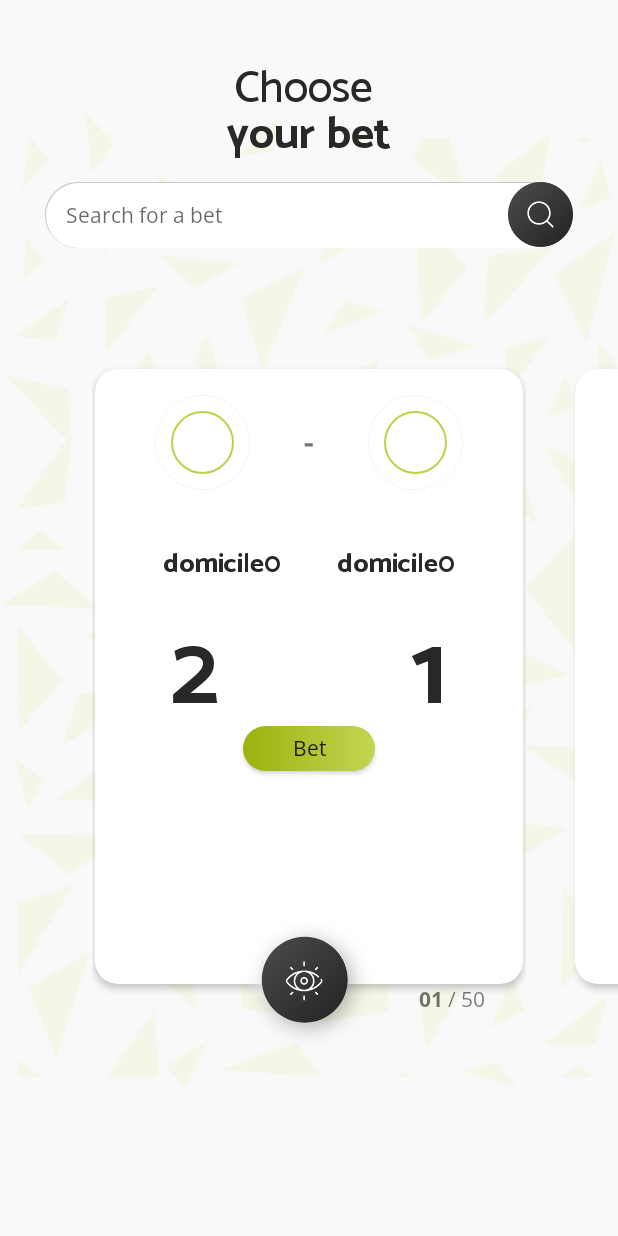
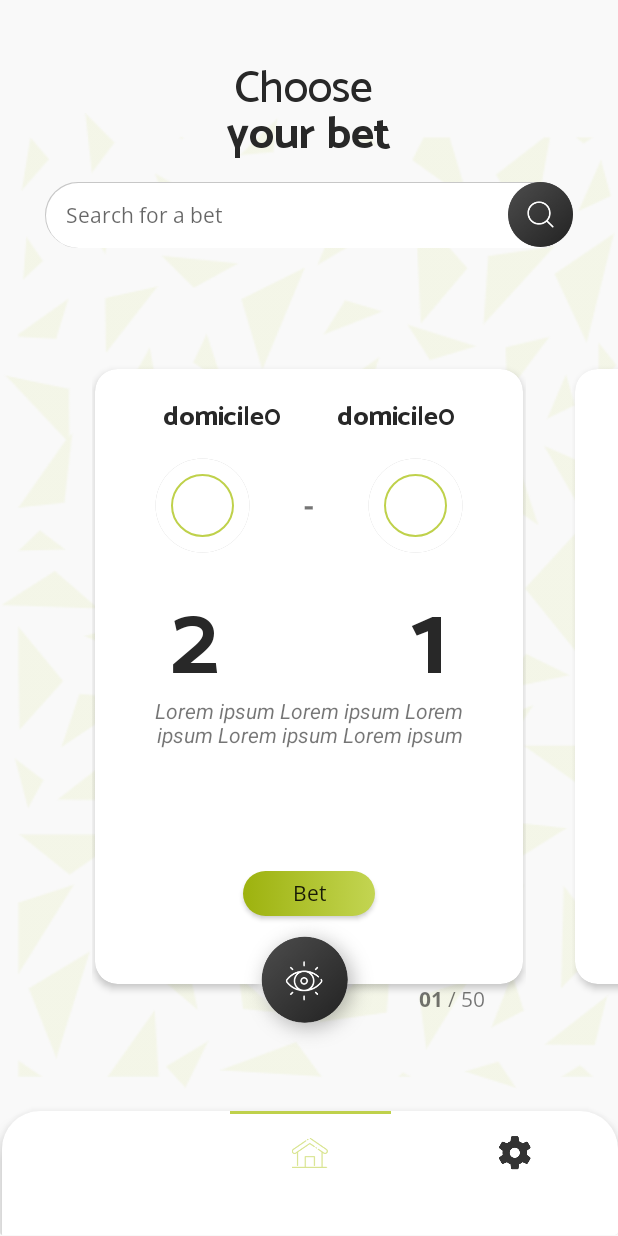
Before and after one commit to mbdsp7-Lova-Tokiniaina-Mamitiana/Android, an Android app: the screen it shows after launch (PariActvity), on a phone screen of 412 x 824 dp. Run offline under Robolectric (Android 15) with nearby library versions, the light colour scheme and no system bars; our stand-ins replace Firebase (no records; nobody signed in at launch, a user with empty details on screens opened directly); libraries missing offline, so code that uses them is left out: jp.wasabeef.blurry; pictures from the network do not load.

Commit message:
bottom nav vie

```diff
--- a/app/src/main/java/com/example/etu000603_android/ui/pari/PariActvity.java
+++ b/app/src/main/java/com/example/etu000603_android/ui/pari/PariActvity.java
@@ -98,6 +98,8 @@ public class PariActvity extends ActivityWithNavigation {
         });
 
         this.configureSearchView();
+        this.configureBottomNavigationView(R.id.action_home);
+        this.configureDrawer();
         configureDrawer();
         configureDrawerInformation();
         configureSpinnerLanguage();
--- a/app/src/main/res/layout/activity_search_society.xml
+++ b/app/src/main/res/layout/activity_search_society.xml
@@ -149,14 +149,8 @@
                 app:cardElevation="0dp"
                 android:layout_weight="0.45"
                 android:layout_height="0dp">
-                <LinearLayout
-                    android:layout_marginTop="10dp"
-                    android:gravity="center_horizontal"
-                    android:layout_width="match_parent"
-                    android:orientation="vertical"
-                    android:paddingLeft="40dp"
-                    android:paddingRight="40dp"
-                    android:layout_height="match_parent"/>
+                <include
+                    layout="@layout/bottom_navigation" />
             </androidx.cardview.widget.CardView>
 
         </LinearLayout>
--- /dev/null
+++ b/app/src/main/res/layout/bottom_navigation.xml
@@ -0,0 +1,38 @@
+<?xml version="1.0" encoding="utf-8"?>
+<RelativeLayout xmlns:android="http://schemas.android.com/apk/res/android"
+    android:layout_width="match_parent"
+    android:layout_height="match_parent"
+    xmlns:app="http://schemas.android.com/apk/res-auto">
+    <com.google.android.material.bottomnavigation.BottomNavigationView
+
+        android:id="@+id/bottomNavigationView"
+        android:layout_width="match_parent"
+        android:layout_height="wrap_content"
+        android:layout_marginLeft="1dp"
+        android:layout_marginRight="1dp"
+        android:layout_marginStart="1dp"
+        android:gravity="top"
+        android:elevation="50dp"
+        android:background="@drawable/border_bottom"
+        android:layout_alignParentBottom="true"
+        app:labelVisibilityMode="unlabeled"
+        app:itemBackground="@drawable/navigation_background_black"
+        app:itemIconTint="@drawable/bottom_navigation_colors"
+
+
+        app:menu="@menu/navigation_items"/>
+    <ImageView
+
+        android:id="@+id/image_tiers"
+        android:layout_width="50dp"
+        android:layout_height="50dp"
+        android:layout_marginLeft="38dp"
+        android:layout_marginBottom="20dp"
+        android:elevation="100dp"
+        android:layout_marginTop="3dp"
+        android:layout_alignParentBottom="true"
+        android:scaleType="fitCenter"
+        >
+
+    </ImageView>
+</RelativeLayout>
--- a/app/src/main/res/layout/pari_item.xml
+++ b/app/src/main/res/layout/pari_item.xml
@@ -27,6 +27,44 @@
             android:paddingStart="35dp"
             android:paddingEnd="35dp"
             android:orientation="vertical">
+
+
+            <RelativeLayout
+                android:paddingLeft="10dp"
+                android:paddingRight="10dp"
+                android:layout_width="match_parent"
+                android:layout_height="wrap_content">
+                <TextView
+                    android:gravity="center"
+                    android:id="@+id/text_equipe1"
+                    android:layout_width="wrap_content"
+
+                    android:textSize="18sp"
+                    android:textColor="@color/colorBlack2"
+                    android:fontFamily="@font/mosk_bold_700"
+                    android:layout_marginTop="20dp"
+                    android:layout_height="wrap_content"
+                    android:layout_alignParentLeft="true"
+                    android:text="Equipe">
+
+                </TextView>
+
+
+                <TextView
+                    android:gravity="center"
+                    android:id="@+id/text_equipe2"
+                    android:layout_width="wrap_content"
+
+                    android:textSize="18sp"
+                    android:textColor="@color/colorBlack2"
+                    android:fontFamily="@font/mosk_bold_700"
+                    android:layout_marginTop="20dp"
+                    android:layout_height="wrap_content"
+                    android:layout_alignParentRight="true"
+                    android:text="Equipe">
+
+                </TextView>
+            </RelativeLayout>
             <RelativeLayout
                 android:layout_width="match_parent"
                 android:layout_height="wrap_content">
@@ -84,43 +122,6 @@
 
                 </androidx.cardview.widget.CardView>
             </RelativeLayout>
-
-            <RelativeLayout
-                android:paddingLeft="10dp"
-                android:paddingRight="10dp"
-                android:layout_width="match_parent"
-                android:layout_height="wrap_content">
-                <TextView
-                    android:gravity="center"
-                    android:id="@+id/text_equipe1"
-                    android:layout_width="wrap_content"
-
-                    android:textSize="18sp"
-                    android:textColor="@color/colorBlack2"
-                    android:fontFamily="@font/mosk_bold_700"
-                    android:layout_marginTop="20dp"
-                    android:layout_height="wrap_content"
-                    android:layout_alignParentLeft="true"
-                    android:text="Equipe">
-
-                </TextView>
-
-
-                <TextView
-                    android:gravity="center"
-                    android:id="@+id/text_equipe2"
-                    android:layout_width="wrap_content"
-
-                    android:textSize="18sp"
-                    android:textColor="@color/colorBlack2"
-                    android:fontFamily="@font/mosk_bold_700"
-                    android:layout_marginTop="20dp"
-                    android:layout_height="wrap_content"
-                    android:layout_alignParentRight="true"
-                    android:text="Equipe">
-
-                </TextView>
-            </RelativeLayout>
             <RelativeLayout
                 android:paddingLeft="15dp"
                 android:paddingRight="15dp"
@@ -134,7 +135,7 @@
                     android:textSize="66dp"
                     android:textColor="@color/colorBlack2"
                     android:fontFamily="@font/mosk_bold_700"
-                    android:layout_marginTop="20dp"
+
                     android:layout_height="wrap_content"
                     android:layout_alignParentLeft="true"
                     android:text="2">
@@ -150,13 +151,24 @@
                     android:textSize="66dp"
                     android:textColor="@color/colorBlack2"
                     android:fontFamily="@font/mosk_bold_700"
-                    android:layout_marginTop="20dp"
+
                     android:layout_height="wrap_content"
                     android:layout_alignParentRight="true"
                     android:text="1">
 
                 </TextView>
             </RelativeLayout>
+            <TextView
+                android:layout_width="match_parent"
+                android:layout_height="36dp"
+
+                android:gravity="center"
+                android:text="Lorem ipsum Lorem ipsum Lorem ipsum Lorem ipsum Lorem ipsum Lorem ipsum Lorem ipsum Lorem ipsum Lorem ipsum Lorem ipsum Lorem ipsum Lorem ipsum"
+                android:textStyle="italic"
+                />
+            <RelativeLayout
+                android:layout_width="match_parent"
+                android:layout_height="match_parent">
                 <Button
 
                     android:elevation="25dp"
@@ -164,7 +176,9 @@
                     android:layout_width="wrap_content"
                     android:layout_height="30dp"
                     android:layout_gravity="center"
-
+                    android:layout_centerHorizontal="true"
+                    android:layout_alignParentBottom="true"
+                   android:layout_marginBottom="45dp"
                     android:background="@drawable/radius"
                     android:fontFamily="@font/open_sans"
                     android:paddingLeft="10dp"
@@ -175,6 +189,8 @@
                     >
 
                 </Button>
+            </RelativeLayout>
+
 
 
 
```
Lines whose indentation alone changed are shown as unchanged.
